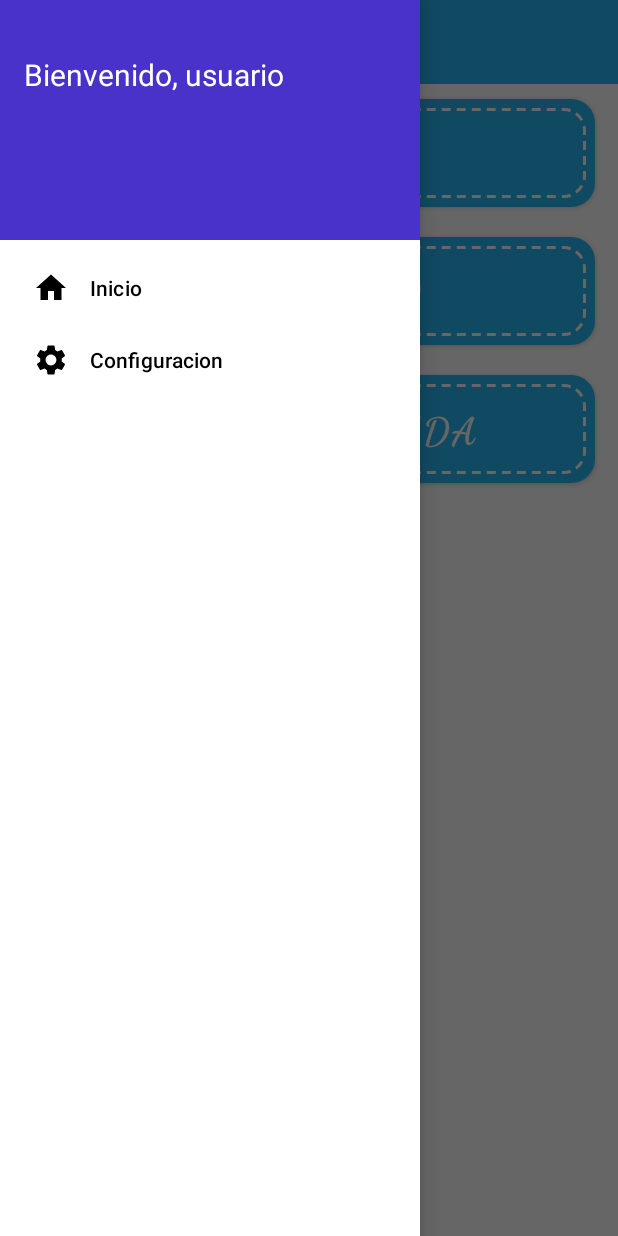
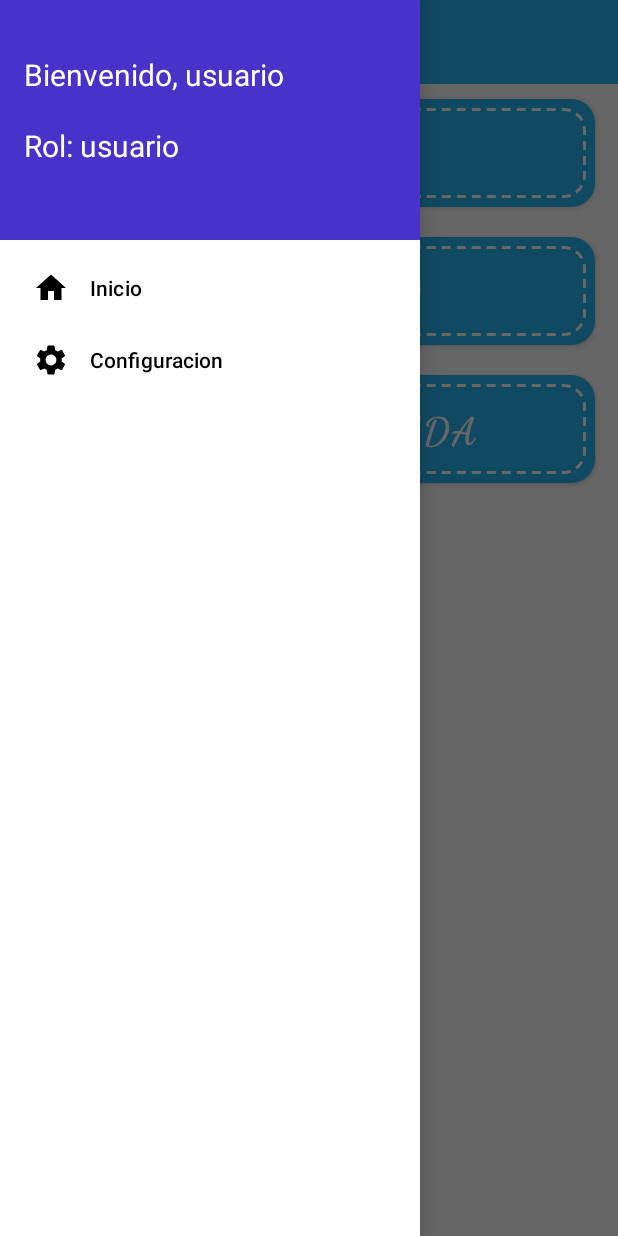
Before and after one commit to JsAzucar/CafeteriaUDB, an Android app: the screen it shows after launch (InicioActivity), with the side drawer open, on a phone screen of 412 x 824 dp. Run offline under Robolectric (Android 15) with nearby library versions, the phone set to English and light mode, and no system bars; our stand-ins replace Firebase (no records; nobody signed in at launch, a user with empty details on screens opened directly); pictures from the network do not load.

Commit message:
fix: Arreglado error al mostrar nombre y rol en el encabezado de la barra lateral

```diff
--- a/app/src/main/java/com/sugardaddy/cafeteriaudb/ui/inicio/InicioActivity.kt
+++ b/app/src/main/java/com/sugardaddy/cafeteriaudb/ui/inicio/InicioActivity.kt
@@ -2,6 +2,7 @@ package com.sugardaddy.cafeteriaudb.ui.inicio
 
 import android.content.Intent
 import android.os.Bundle
+import android.util.Log
 import android.view.View
 import android.view.animation.AnimationUtils
 import android.widget.Button
@@ -101,8 +102,11 @@ class InicioActivity : AppCompatActivity() {
             btnEditar.visibility = Button.GONE
         }
 
+        Log.d("usuario", "$nombreUsuario")
         val txtTitulo = headerView.findViewById<TextView>(R.id.titulo)
         txtTitulo.text = "Bienvenido, $nombreUsuario"
+        val txtRol = headerView.findViewById<TextView>(R.id.rol)
+        txtRol.text = "Rol: $rolUsuario"
 
         setSupportActionBar(toolbar)
         FirebaseRepository.crearNodos()
--- a/app/src/main/res/layout/encabezado.xml
+++ b/app/src/main/res/layout/encabezado.xml
@@ -8,7 +8,15 @@
 
     <TextView
         android:id="@+id/titulo"
-        android:text="Bienvenido"
+        android:text=""
+        android:textColor="@android:color/white"
+        android:textSize="20sp"
+        android:layout_width="wrap_content"
+        android:layout_height="wrap_content"
+        android:paddingTop="20sp"/>
+    <TextView
+        android:id="@+id/rol"
+        android:text=""
         android:textColor="@android:color/white"
         android:textSize="20sp"
         android:layout_width="wrap_content"
```
Also changed, not shown: app/src/main/java/com/sugardaddy/cafeteriaudb/ui/authentication/IniciarSesionActivity.kt (+4 -3 lines).
